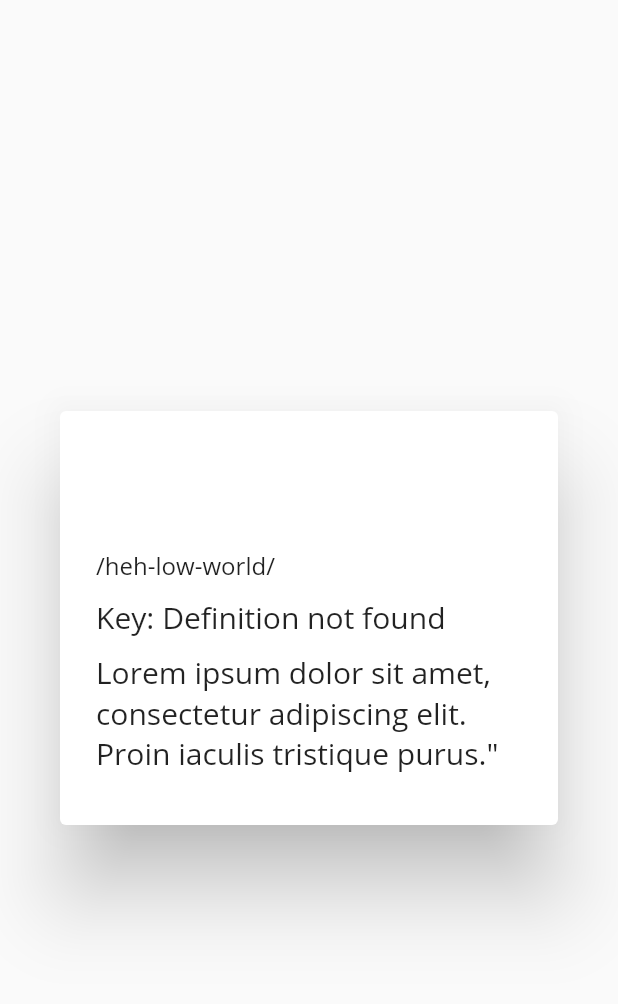
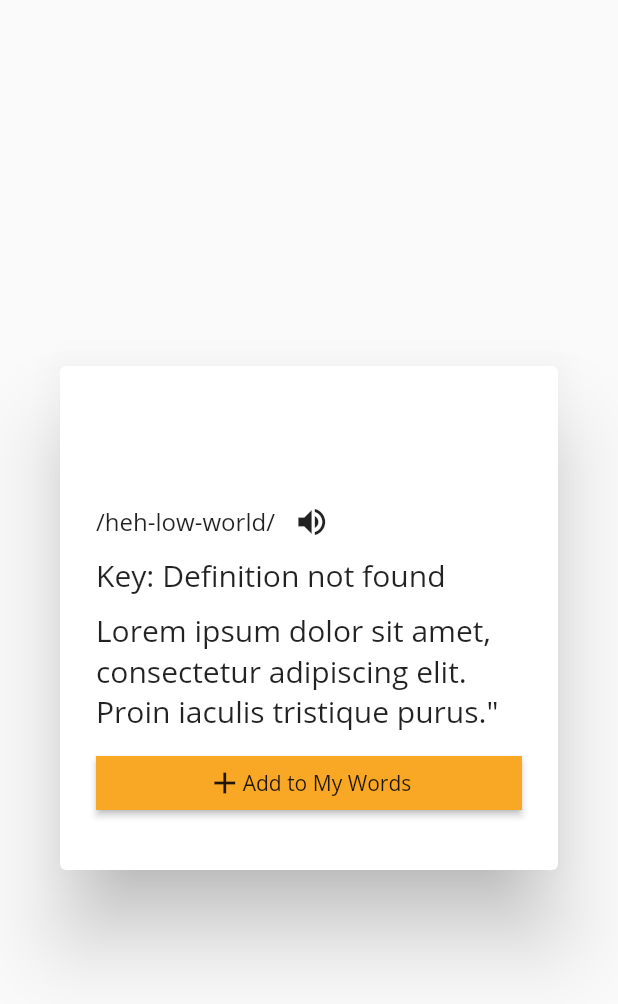
Before and after one commit to ivyla/flutterstringprocessor, a Flutter app: the Message widget shown alone on an empty page, opened directly with empty values, on a phone screen of 412 x 824 dp. Shown: the top 1004 px of the screen. Run offline on Flutter 3.47's test engine with Material 2 defaults, Android fonts, the phone set to English and light mode, and no system bars.

Commit message:
added icons and implemented theme - will edit README and submit

```diff
--- a/string_processor/lib/widgets/message.dart
+++ b/string_processor/lib/widgets/message.dart
@@ -61,9 +61,11 @@ class _MessageState extends State<Message> {
                         children: <Widget>[
                           // Text("Index " + index),
                           Padding(
-                            padding: EdgeInsets.only(bottom: 10),
-                            child: Text("/heh-low-world/"),
-                          ),
+                              padding: EdgeInsets.only(bottom: 10),
+                              child: Row(children: [
+                                Text("/heh-low-world/   "),
+                                Icon(Icons.volume_up),
+                              ])),
 
                           Padding(
                               padding: EdgeInsets.only(bottom: 10),
@@ -78,6 +80,19 @@ class _MessageState extends State<Message> {
                                 '''Lorem ipsum dolor sit amet, consectetur adipiscing elit. Proin iaculis tristique purus.\" ''',
                                 style: TextStyle(fontSize: 20),
                               )),
+
+                          Padding(
+                              padding: EdgeInsets.only(bottom: 10),
+                              child: RawMaterialButton(
+                                  onPressed: () => {},
+                                  fillColor: Theme.of(context).primaryColor,
+                                  child: Row(
+                                    mainAxisAlignment: MainAxisAlignment.center,
+                                    children: [
+                                      Icon(Icons.add),
+                                      Text('Add to My Words'),
+                                    ],
+                                  )))
                         ],
                       ))),
                     );
```
